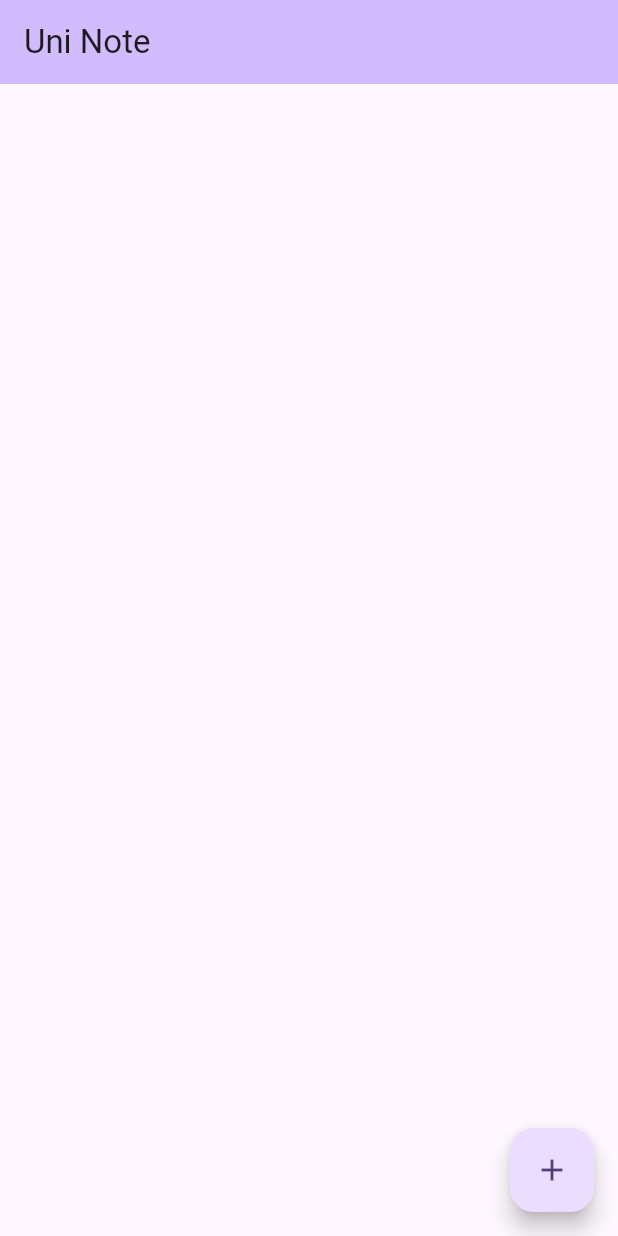
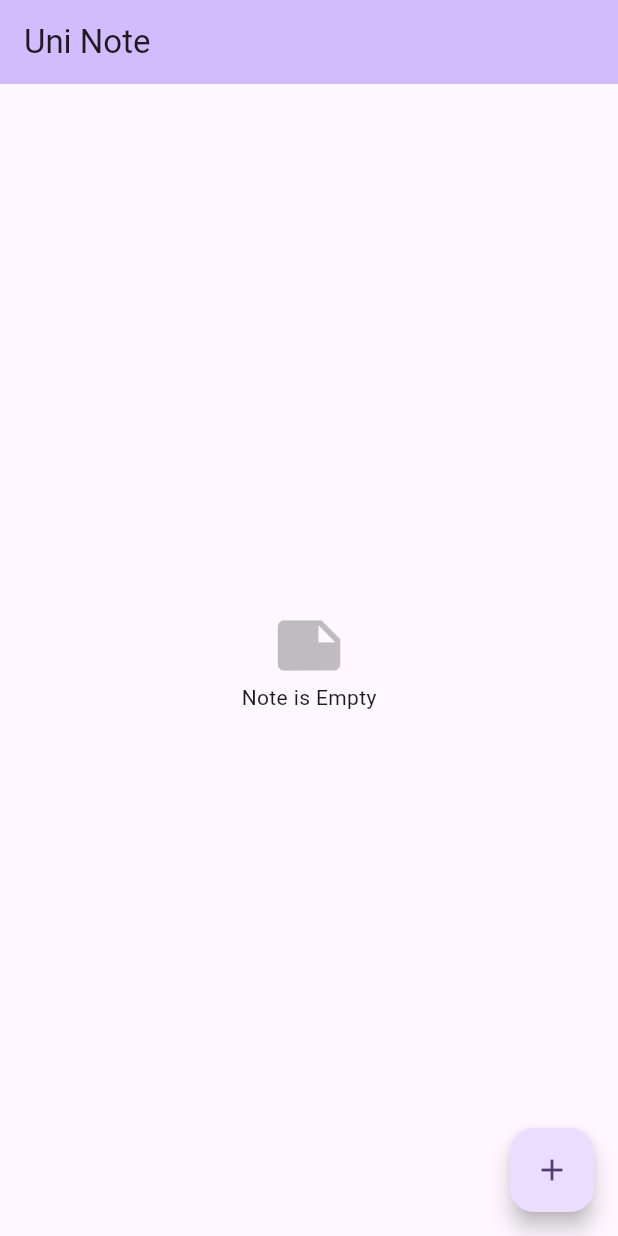
Before and after one commit to ahmadkabi/Uni-Note, a Flutter app: the screen it shows after launch, on a phone screen of 412 x 824 dp. Run offline on Flutter 3.47's test engine with Material 3 defaults, Android fonts, the phone set to English and light mode, and no system bars; our stand-ins replace bloc, equatable, flutter_bloc, sqflite; accounts and stored records are empty.

```diff
--- a/lib/cubit/note_state.dart
+++ b/lib/cubit/note_state.dart
@@ -12,20 +12,6 @@ final class NoteInitial extends NoteState {
 class NoteLoading extends NoteState {
   @override
   List<Object?> get props => [];
-}
-
-class NoteSuccess2 extends NoteState {
-  @override
-  List<Object?> get props => [];
-}
-
-class NoteSuccess extends NoteState {
-  final NoteModel user;
-
-  NoteSuccess(this.user);
-
-  @override
-  List<Object?> get props => [user];
 }
 
 class NotesSuccess extends NoteState {
--- a/lib/db/dog.dart
+++ /dev/null
@@ -1,29 +0,0 @@
-
-class Dog {
-  final int id;
-  final String name;
-  final int age;
-
-  Dog({
-    required this.id,
-    required this.name,
-    required this.age,
-  });
-
-  // Convert a Dog into a Map. The keys must correspond to the names of the
-  // columns in the database.
-  Map<String, Object?> toMap() {
-    return {
-      'id': id,
-      'name': name,
-      'age': age,
-    };
-  }
-
-  // Implement toString to make it easier to see information about
-  // each dog when using the print statement.
-  @override
-  String toString() {
-    return 'Dog{id: $id, name: $name, age: $age}';
-  }
-}
--- /dev/null
+++ b/lib/db/note_entity.dart
@@ -0,0 +1,24 @@
+class NoteEntity {
+  final int? id;
+  final String title;
+  final String? content;
+
+  NoteEntity({
+    this.id,
+    required this.title,
+    this.content,
+  });
+
+  Map<String, Object?> toMap() {
+    return {
+      'id': id,
+      'title': title,
+      'content': content,
+    };
+  }
+
+  @override
+  String toString() {
+    return 'Note{id: $id, title: $title, content: $content}';
+  }
+}
--- a/lib/main.dart
+++ b/lib/main.dart
@@ -14,7 +14,9 @@ class MyApp extends StatelessWidget {
   @override
   Widget build(BuildContext context) {
     return MultiBlocProvider(
-      providers: [BlocProvider(create: (context) => NoteCubit())],
+      providers: [
+        BlocProvider(create: (context) => NoteCubit()),
+      ],
       child: MaterialApp(
         theme: ThemeData(
           colorScheme: ColorScheme.fromSeed(seedColor: Colors.deepPurple),
@@ -22,7 +24,7 @@ class MyApp extends StatelessWidget {
         ),
         routes: {
           '/': (context) => const HomePage(title: 'Uni Note'),
-          '/note-form': (context) => const NoteFormPage()
+          // '/note-form': (context) => NoteFormPage()
         },
         debugShowCheckedModeBanner: false,
       ),
--- a/lib/model/note_model.dart
+++ b/lib/model/note_model.dart
@@ -1,14 +1,14 @@
 import 'package:equatable/equatable.dart';
 
 class NoteModel extends Equatable {
-  final int id;
+  final int? id;
   final String title;
-  final String content;
+  final String? content;
 
   NoteModel({
-    required this.id,
+    this.id,
     required this.title,
-    this.content = '',
+    this.content,
   });
 
   @override
--- a/lib/ui/page/home_page.dart
+++ b/lib/ui/page/home_page.dart
@@ -1,6 +1,8 @@
 import 'package:flutter/material.dart';
 import 'package:uninote/cubit/note_cubit.dart';
 import 'package:flutter_bloc/flutter_bloc.dart';
+import 'package:uninote/model/note_model.dart';
+import 'package:uninote/ui/page/note_form_page.dart';
 
 class HomePage extends StatefulWidget {
   const HomePage({super.key, required this.title});
@@ -13,8 +15,32 @@ class HomePage extends StatefulWidget {
 
 class _HomePageState extends State<HomePage> {
   @override
+  void initState() {
+    super.initState();
+    context.read<NoteCubit>().getNotes();
+  }
+
+  @override
   Widget build(BuildContext context) {
     final List<int> items = List<int>.generate(10, (int index) => index);
+    final ColorScheme colorScheme = Theme.of(context).colorScheme;
+    final Color oddItemColor = colorScheme.primary.withOpacity(0.05);
+    final Color evenItemColor = colorScheme.primary.withOpacity(0.15);
+
+    Widget noteCard(
+      NoteModel note,
+      bool isOdd,
+    ) {
+      return Container(
+        alignment: Alignment.center,
+        // tileColor: _items[index].isOdd ? oddItemColor : evenItemColor,
+        decoration: BoxDecoration(
+          borderRadius: BorderRadius.circular(20.0),
+          color: isOdd ? oddItemColor : evenItemColor,
+        ),
+        child: Text(note.title),
+      );
+    }
 
     return Scaffold(
       appBar: AppBar(
@@ -22,9 +48,12 @@ class _HomePageState extends State<HomePage> {
         title: Text(widget.title),
         shadowColor: Theme.of(context).colorScheme.shadow,
       ),
-      body: Stack(
+      body: BlocBuilder<NoteCubit, NoteState>(
+        builder: (context, state) {
+          return Stack(
             children: [
-          items.isEmpty
+              if (state is NotesSuccess)
+                state.notes.isEmpty
                     ? const SizedBox(
                         width: double.infinity,
                         child: Column(
@@ -41,16 +70,10 @@ class _HomePageState extends State<HomePage> {
                         ),
                       )
                     : const SizedBox(),
-
-          BlocBuilder<NoteCubit, NoteState>(
-            builder: (context, state) {
-
-              if(state is NoteInitial){
-                context.read<NoteCubit>().getNotes();
-                return SizedBox();
-
-              }else if(state is NotesSuccess){
-                return GridView.builder(
+              if (state is NoteInitial)
+                const SizedBox()
+              else if (state is NotesSuccess)
+                GridView.builder(
                   itemCount: state.notes.length,
                   padding: const EdgeInsets.all(10.0),
                   gridDelegate: const SliverGridDelegateWithFixedCrossAxisCount(
@@ -60,48 +83,36 @@ class _HomePageState extends State<HomePage> {
                     crossAxisSpacing: 10.0,
                   ),
                   itemBuilder: (BuildContext context, int index) {
-                    final ColorScheme colorScheme = Theme.of(context).colorScheme;
-                    final Color oddItemColor =
-                    colorScheme.primary.withOpacity(0.05);
-                    final Color evenItemColor =
-                    colorScheme.primary.withOpacity(0.15);
-
                     return GestureDetector(
                       onTap: () {
-                        Navigator.pushNamed(context, '/note-form');
+                        Navigator.push(
+                          context,
+                          MaterialPageRoute(
+                            builder: (context) =>
+                                NoteFormPage(state.notes[index].id),
+                          ),
+                        );
+
                       },
-                      child: Container(
-                        alignment: Alignment.center,
-                        // tileColor: _items[index].isOdd ? oddItemColor : evenItemColor,
-                        decoration: BoxDecoration(
-                          borderRadius: BorderRadius.circular(20.0),
-                          color:
-                          items[index].isOdd ? oddItemColor : evenItemColor,
-                        ),
-                        child: Text('Item $index'),
+                      child: noteCard(
+                        state.notes[index],
+                        index.isOdd,
                       ),
                     );
                   },
+                )
+              else
+                SizedBox(),
+            ],
           );
-              }else{
-                return SizedBox();
-              }
-
         },
-          )
-        ],
       ),
-      floatingActionButton: BlocBuilder<NoteCubit, NoteState>(
-        builder: (context, state) {
-          return FloatingActionButton(
+      floatingActionButton: FloatingActionButton(
         onPressed: () {
-              context.read<NoteCubit>().insertNote(id: 2, title: "title");
-              // Navigator.pushNamed(context, '/note-form');
+          Navigator.pushNamed(context, '/note-form');
         },
         tooltip: 'Increment',
         child: const Icon(Icons.add),
-          );
-        },
       ),
     );
   }
```
Also changed, not shown: lib/cubit/note_cubit.dart (+17 -11 lines), lib/db/database_helper.dart (+16 -21 lines), lib/ui/page/note_form_page.dart (+24 -4 lines). Lines whose indentation alone changed are shown as unchanged.
